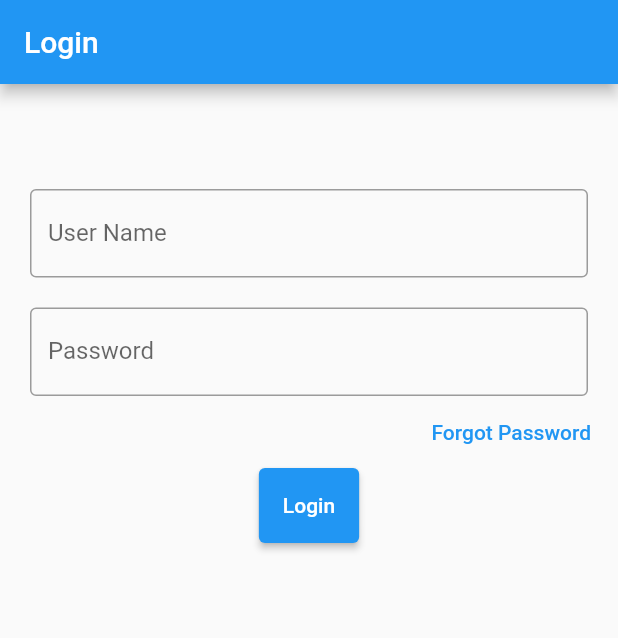
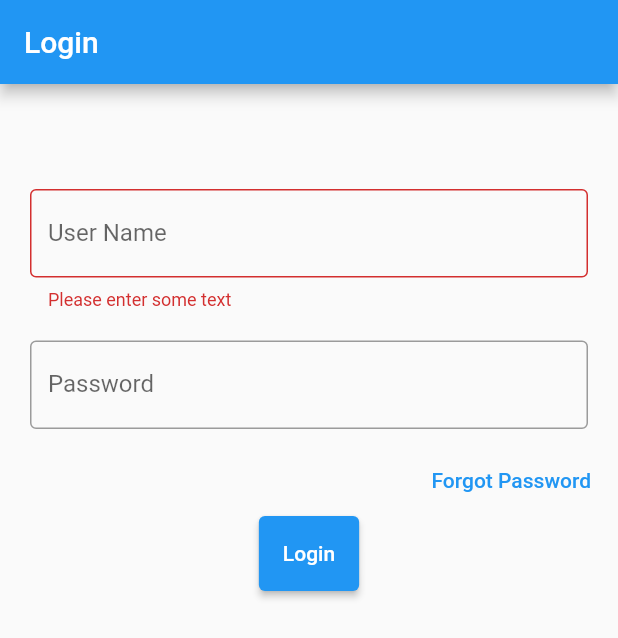
Before and after one commit to MiniProject-HMS/frontend, a Flutter app: the screen it shows after launch, after a tap on "Login", on a phone screen of 412 x 824 dp. Shown: the top 638 px of the screen. Run offline on Flutter 3.47's test engine with Material 2 defaults, Android fonts, the phone set to English and light mode, and no system bars.

```diff
--- a/lib/screens/login_page.dart
+++ b/lib/screens/login_page.dart
@@ -26,18 +26,31 @@ class LoginPage extends StatefulWidget {
 class _LoginPageState extends State<LoginPage> {
   TextEditingController nameController = TextEditingController();
   TextEditingController passwordController = TextEditingController();
+  final _userIdformKey = GlobalKey<FormState>();
+  final _userpassformKey = GlobalKey<FormState>();
+
   @override
   Widget build(BuildContext context) {
     return Padding(
       padding: const EdgeInsets.all(10),
       child: Column(
         children: [
-            SizedBox(
+          const SizedBox(
             height: 50,
           ),
-            Container(
+          Form(
+            key: _userIdformKey,
+            child: Container(
               padding: const EdgeInsets.all(10),
-              child: TextField(
+              child: TextFormField(
+                validator: (value) {
+                  if (value == null || value.isEmpty) {
+                    return 'Please enter some text';
+                  } else if (value.length != 7) {
+                    return 'UserId is short';
+                  }
+                  return null;
+                },
                 controller: nameController,
                 decoration: const InputDecoration(
                   border: OutlineInputBorder(),
@@ -45,9 +58,18 @@ class _LoginPageState extends State<LoginPage> {
                 ),
               ),
             ),
-            Container(
-              padding: const EdgeInsets.fromLTRB(10, 10, 10, 0),
-              child: TextField(
+          ),
+          Form(
+            key: _userpassformKey,
+            child: Container(
+              padding: const EdgeInsets.all(10),
+              child: TextFormField(
+                validator: (value) {
+                  if (value == null || value.isEmpty) {
+                    return 'Please enter some text';
+                  }
+                  return null;
+                },
                 obscureText: true,
                 controller: passwordController,
                 decoration: const InputDecoration(
@@ -56,7 +78,8 @@ class _LoginPageState extends State<LoginPage> {
                 ),
               ),
             ),
-            Container(
+          ),
+          SizedBox(
             // color: Colors.blue[50],
             width: double.infinity,
             child: Align(
@@ -77,11 +100,27 @@ class _LoginPageState extends State<LoginPage> {
               child: ElevatedButton(
                 child: const Text('Login'),
                 onPressed: () {
+                  if (_formValidator()) {
+                    ScaffoldMessenger.of(context).showSnackBar(
+                      const SnackBar(
+                        content: Text('Logging..'),
+                      ),
+                    );
+                  }
                   print(nameController.text);
                   print(passwordController.text);
                 },
               )),
         ],
-        ));
+      ),
+    );
+  }
+
+  _formValidator() {
+    if (_userIdformKey.currentState!.validate() &&
+        _userpassformKey.currentState!.validate()) {
+      return true;
+    }
+    return false;
   }
 }
```
Lines whose indentation alone changed are shown as unchanged.
